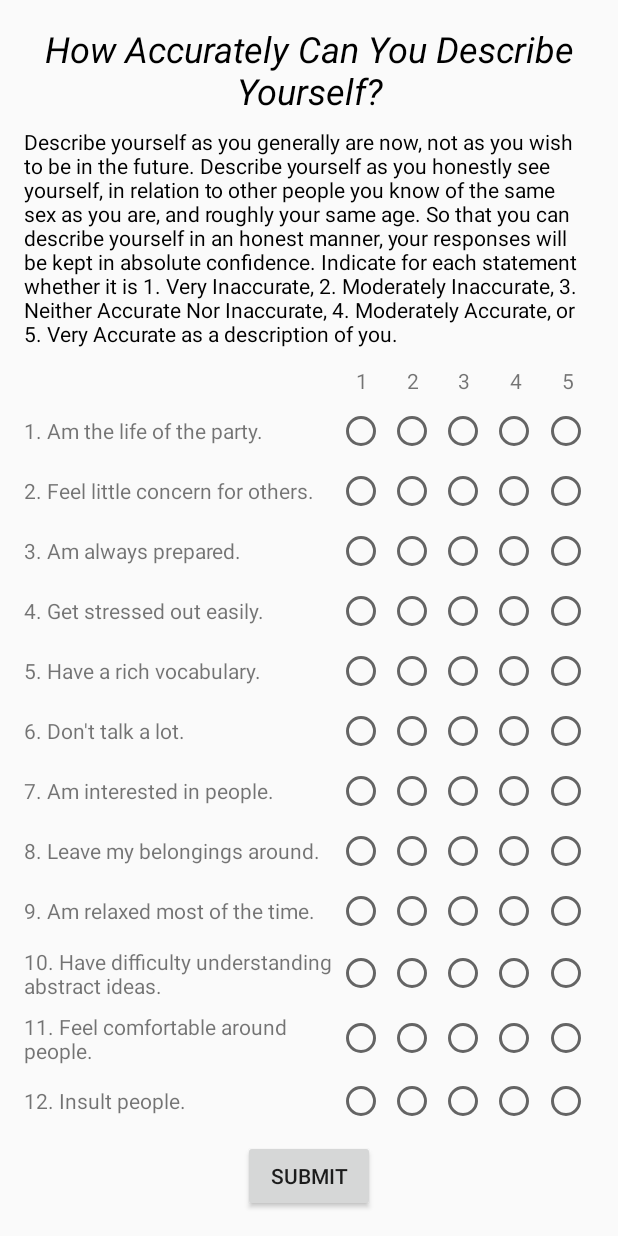
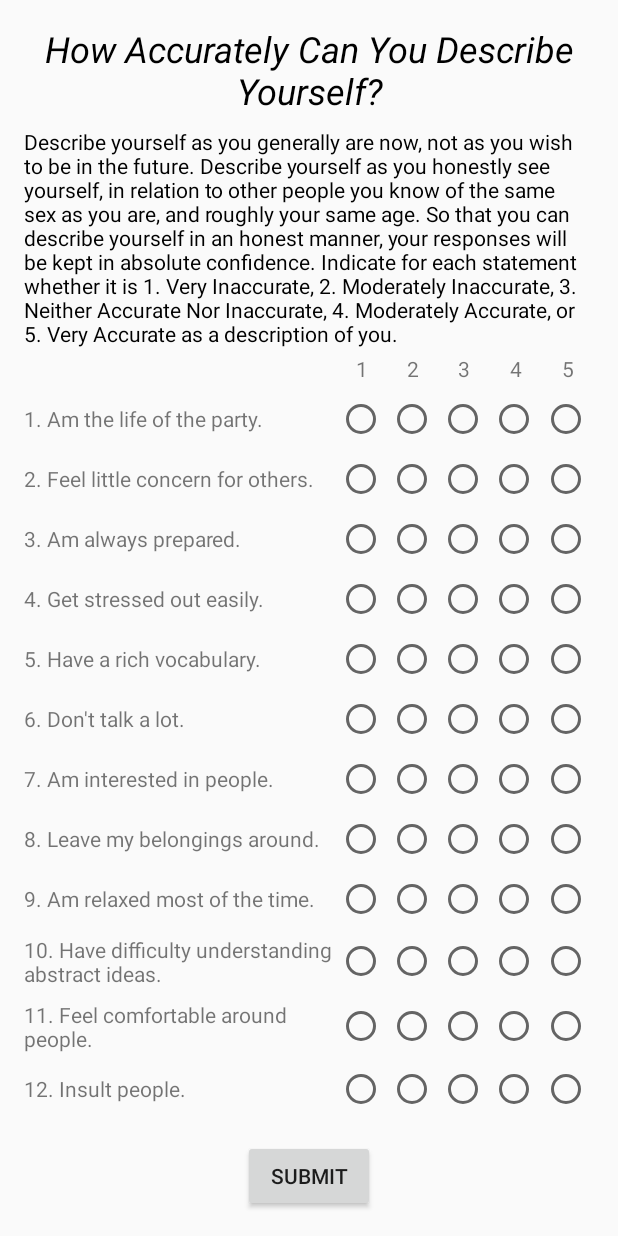
Before and after one commit to adriantache/Big-Five-Personality-Test, an Android app: the screen it shows after launch (MainActivity), on a phone screen of 412 x 824 dp. Run offline under Robolectric (Android 15) with nearby library versions, the phone set to English and light mode, and no system bars; libraries missing offline, so code that uses them is left out: com.jjoe64.graphview; plain views replace GraphView.

Commit message:
Move instructions inside questions ScrollView

```diff
--- a/app/src/main/java/com/adriantache/bigfivepersonalitytest/MainActivity.java
+++ b/app/src/main/java/com/adriantache/bigfivepersonalitytest/MainActivity.java
@@ -1210,8 +1210,6 @@ public class MainActivity extends AppCompatActivity {
     public void displayScore() {
         //hide instructions and questions
         scroll.setVisibility(View.INVISIBLE);
-        TextView textView = findViewById(R.id.textView2);
-        textView.setVisibility(View.INVISIBLE);
 
         //change title text
         TextView tV = findViewById(R.id.textView);
@@ -1426,8 +1424,6 @@ public class MainActivity extends AppCompatActivity {
         resultsScroll.setVisibility(View.INVISIBLE);
         scroll.scrollTo(0, 0);
         scroll.setVisibility(View.VISIBLE);
-        TextView textView = findViewById(R.id.textView2);
-        textView.setVisibility(View.VISIBLE);
 
     }
 }
--- a/app/src/main/res/layout/activity_main.xml
+++ b/app/src/main/res/layout/activity_main.xml
@@ -24,24 +24,6 @@
         app:layout_constraintStart_toStartOf="parent"
         app:layout_constraintTop_toTopOf="parent" />
 
-    <!-- instructions -->
-    <TextView
-        android:id="@+id/textView2"
-        android:layout_width="0dp"
-        android:layout_height="wrap_content"
-        android:layout_marginEnd="16dp"
-        android:layout_marginStart="16dp"
-        android:layout_marginTop="8dp"
-        android:gravity="start"
-        android:text="Describe yourself as you generally are now, not as you wish to be in the future. Describe yourself as you honestly see yourself, in relation to other people you know of the same sex as you are, and roughly your same age. So that you can describe yourself in an honest manner, your responses will be kept in absolute confidence. Indicate for each statement whether it is 1. Very Inaccurate, 2. Moderately Inaccurate, 3. Neither Accurate Nor Inaccurate, 4. Moderately Accurate, or 5. Very Accurate as a description of you."
-        android:textAlignment="textStart"
-        android:textColor="#000"
-        android:textSize="14sp"
-        app:layout_constraintDimensionRatio=""
-        app:layout_constraintEnd_toEndOf="parent"
-        app:layout_constraintStart_toStartOf="parent"
-        app:layout_constraintTop_toBottomOf="@+id/textView" />
-
     <!-- questions -->
     <ScrollView
         android:id="@+id/scrollView2"
@@ -55,12 +37,24 @@
         app:layout_constraintBottom_toTopOf="@+id/button"
         app:layout_constraintEnd_toEndOf="parent"
         app:layout_constraintStart_toStartOf="parent"
-        app:layout_constraintTop_toBottomOf="@+id/textView2">
+        app:layout_constraintTop_toBottomOf="@+id/textView">
 
         <LinearLayout
             android:layout_width="match_parent"
             android:layout_height="wrap_content"
             android:orientation="vertical">
+
+            <!-- instructions -->
+            <TextView
+                android:id="@+id/textView2"
+                android:layout_width="wrap_content"
+                android:layout_height="wrap_content"
+                android:gravity="start"
+                android:text="Describe yourself as you generally are now, not as you wish to be in the future. Describe yourself as you honestly see yourself, in relation to other people you know of the same sex as you are, and roughly your same age. So that you can describe yourself in an honest manner, your responses will be kept in absolute confidence. Indicate for each statement whether it is 1. Very Inaccurate, 2. Moderately Inaccurate, 3. Neither Accurate Nor Inaccurate, 4. Moderately Accurate, or 5. Very Accurate as a description of you."
+                android:textAlignment="textStart"
+                android:textColor="#000"
+                android:textSize="14sp"
+                />
 
             <!-- RadioButton top labels -->
             <LinearLayout
```
